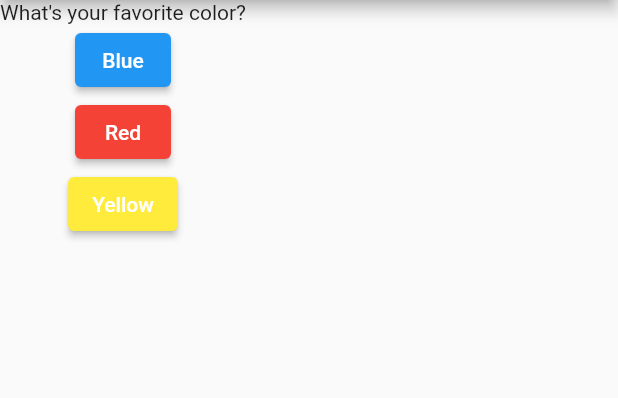
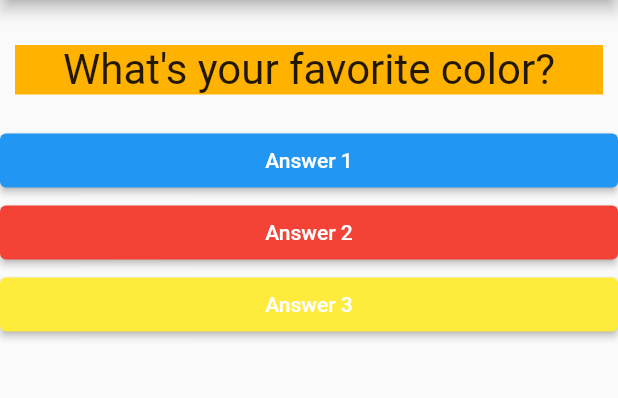
Before and after one commit to kpirabaharan/Flutter, a Flutter app: the screen it shows after launch, on a phone screen of 412 x 824 dp, the part 84-482 px from its top. Run offline on Flutter 3.47's test engine with Material 2 defaults, Android fonts, the phone set to English and light mode, and no system bars.

Commit message:
Section 2:  Dart Basics P3

```diff
--- a/Dart-Basics/class.dart
+++ b/Dart-Basics/class.dart
@@ -6,11 +6,11 @@ class Person {
   //   name = inputName;
   //   this.age = age;
   // }
-  Person(this.name, this.age);
+  Person({this.name, this.age});
 }
 
 void main() {
-  var Keeshi = Person('Keeshigan', 23);
+  var Keeshi = Person(name: 'Keeshigan', age:23);
   if (Keeshi.name != null) {
     print('${Keeshi.name} is ${Keeshi.age}');
 }
--- /dev/null
+++ b/section_2_flutter_basics/lib/answer.dart
@@ -0,0 +1,20 @@
+import 'package:flutter/material.dart';
+
+class Answer extends StatelessWidget {
+  final VoidCallback selectHandler;
+  final btnColor;
+  final txt;
+  Answer({this.selectHandler, this.btnColor, this.txt});
+  @override
+  Widget build(BuildContext context) {
+    return Container(
+      width: double.infinity,
+      child: ElevatedButton(
+        style: TextButton.styleFrom(
+            backgroundColor: btnColor, foregroundColor: Colors.white),
+        child: Text(txt),
+        onPressed: selectHandler,
+      ),
+    );
+  }
+}
--- a/section_2_flutter_basics/lib/main.dart
+++ b/section_2_flutter_basics/lib/main.dart
@@ -1,28 +1,31 @@
 import 'package:flutter/material.dart';
+
+import './question.dart';
+import 'answer.dart';
 
 void main() => runApp(MyApp());
 
 class MyApp extends StatefulWidget {
   @override
   State<StatefulWidget> createState() {
-    return MyAppState();
+    return _MyAppState();
   }
 }
 
-class MyAppState extends State<MyApp> {
-  var questionIndex = 0;
+class _MyAppState extends State<MyApp> {
+  var _questionIndex = 0;
 
-  void answerQuestion() {
-    if (questionIndex == 0) {
+  void _answerQuestion() {
+    if (_questionIndex == 0) {
       setState(() {
-        questionIndex += 1;
+        _questionIndex += 1;
       });
     } else {
       setState(() {
-        questionIndex -= 1;
+        _questionIndex -= 1;
       });
     }
-    print(questionIndex);
+    print(_questionIndex);
   }
 
   @override
@@ -44,26 +47,43 @@ class MyAppState extends State<MyApp> {
             ),
             body: Column(
               children: [
-                Text(questions.elementAt(questionIndex)),
-                ElevatedButton(
-                  child: Text(colors[0]),
-                  onPressed: answerQuestion,
-                  // () {
-                  //   print("Another was printed");
-                  //   print("Another was printed again");
-                  // },
-                  style: TextButton.styleFrom(backgroundColor: Colors.blue),
+                Question(questions.elementAt(_questionIndex)),
+                Answer(
+                  btnColor: Colors.blue,
+                  txt: "Answer 1",
+                  selectHandler: _answerQuestion,
                 ),
-                ElevatedButton(
-                  child: Text(colors[1]),
-                  onPressed: answerQuestion,
-                  style: TextButton.styleFrom(backgroundColor: Colors.red),
+                Answer(
+                  btnColor: Colors.red,
+                  txt: "Answer 2",
+                  selectHandler: _answerQuestion,
                 ),
-                ElevatedButton(
-                  child: Text(colors[2]),
-                  onPressed: answerQuestion,
-                  style: TextButton.styleFrom(backgroundColor: Colors.yellow),
-                ),
+                Answer(
+                  btnColor: Colors.yellow,
+                  txt: "Answer 3",
+                  selectHandler: _answerQuestion,
+                )
+                // ElevatedButton(
+                //   child: Text(colors[0]),
+                //   onPressed: _answerQuestion,
+                //   // () {
+                //   //   print("Another was printed");
+                //   //   print("Another was printed again");
+                //   // },
+                //   style: TextButton.styleFrom(backgroundColor: Colors.blue),
+                // ),
+                // ElevatedButton(
+                //   child: Text(colors[1]),
+                //   onPressed: _answerQuestion,
+                //   style: TextButton.styleFrom(backgroundColor: Colors.red),
+                // ),
+                // ElevatedButton(
+                //   child: Text(colors[2]),
+                //   onPressed: _answerQuestion,
+                //   style: TextButton.styleFrom(
+                //       backgroundColor: Colors.yellow,
+                //       foregroundColor: Colors.black),
+                // ),
               ],
             )));
   }
--- /dev/null
+++ b/section_2_flutter_basics/lib/question.dart
@@ -0,0 +1,21 @@
+import 'package:flutter/material.dart';
+
+class Question extends StatelessWidget {
+  final String questionText;
+
+  Question(this.questionText);
+
+  @override
+  Widget build(BuildContext context) {
+    return Container(
+      width: double.infinity,
+      margin: EdgeInsets.fromLTRB(10, 30, 10, 20),
+      color: Colors.amber[600],
+      child: Text(
+        questionText,
+        style: TextStyle(fontSize: 28),
+        textAlign: TextAlign.center,
+      ),
+    );
+  }
+}
```
